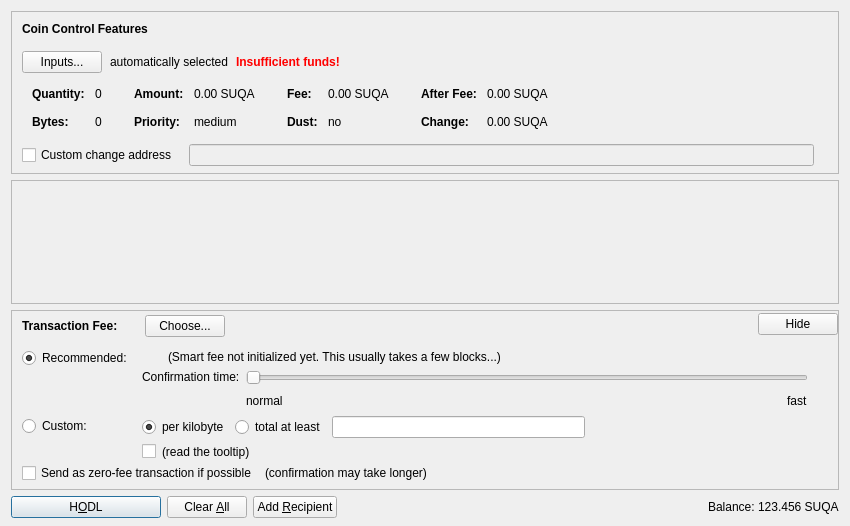
Old version of the form src/qt/forms/depositcoinsdialog.ui in the repository crptec/SUQA-CORE-POC.
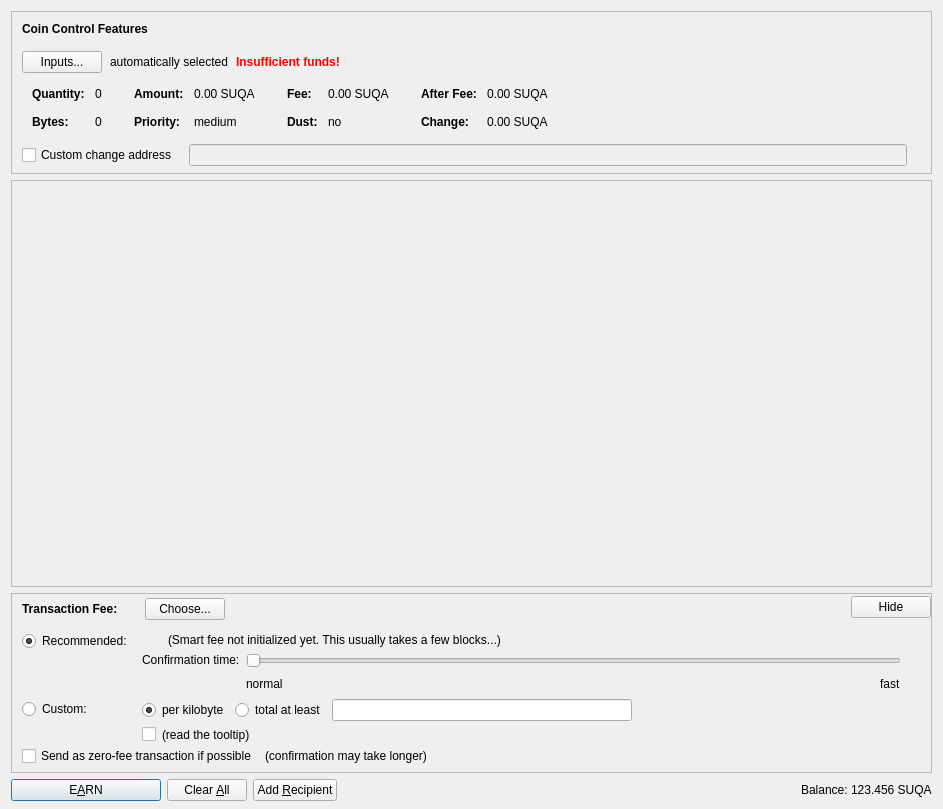
New version of the form. Icons and pictures are not drawn. Custom widgets are drawn as their Qt base class.

The edit to the form file:
```diff
--- a/src/qt/forms/depositcoinsdialog.ui
+++ b/src/qt/forms/depositcoinsdialog.ui
@@ -9,8 +9,8 @@
    <rect>
     <x>0</x>
     <y>0</y>
-    <width>850</width>
-    <height>526</height>
+    <width>943</width>
+    <height>809</height>
    </rect>
   </property>
   <property name="windowTitle">
@@ -619,8 +619,8 @@
        <rect>
         <x>0</x>
         <y>0</y>
-        <width>830</width>
-        <height>68</height>
+        <width>905</width>
+        <height>138</height>
        </rect>
       </property>
       <layout class="QVBoxLayout" name="verticalLayout_2" stretch="0,1">
@@ -1258,7 +1258,7 @@
         <string>Confirm the send action</string>
        </property>
        <property name="text">
-        <string>H&amp;ODL</string>
+        <string>E&amp;ARN</string>
        </property>
        <property name="icon">
         <iconset resource="../bitcoin.qrc">
```
Left out of the diff: 46 changed lines with no effect on the pictures.
